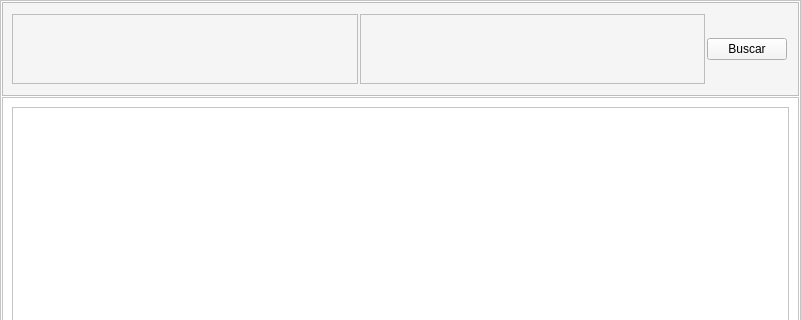
Old version of the form Code/visual/window.ui in the repository LauTB/Information-Recovery-ML; both pictures show x 0 to 801 and y 0 to 320 of the 801 by 639 pixel window.
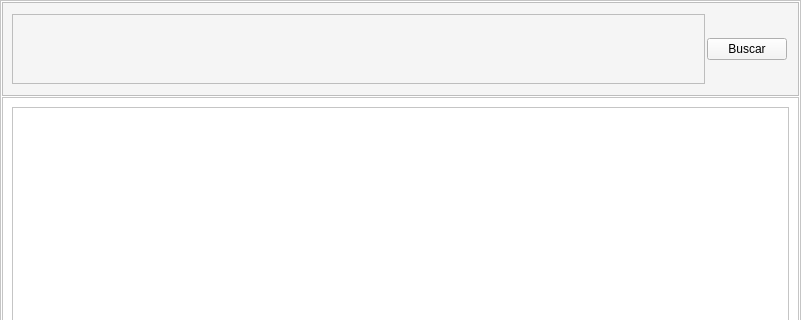
New version of the form.

```diff
--- a/Code/visual/window.ui
+++ b/Code/visual/window.ui
@@ -68,7 +68,13 @@
          <property name="frameShadow">
           <enum>QFrame::Raised</enum>
          </property>
-         <layout class="QHBoxLayout" name="horizontalLayout" stretch="0,0,0">
+         <property name="lineWidth">
+          <number>1</number>
+         </property>
+         <property name="midLineWidth">
+          <number>1</number>
+         </property>
+         <layout class="QHBoxLayout" name="horizontalLayout" stretch="0,0">
           <property name="spacing">
            <number>2</number>
           </property>
@@ -82,10 +88,11 @@
            <number>11</number>
           </property>
           <item>
-           <widget class="QTextEdit" name="textEdit"/>
-          </item>
-          <item>
-           <widget class="QPlainTextEdit" name="plainTextEdit"/>
+           <widget class="QTextEdit" name="textEdit">
+            <property name="undoRedoEnabled">
+             <bool>true</bool>
+            </property>
+           </widget>
           </item>
           <item>
            <widget class="QPushButton" name="btn_generate">
```
